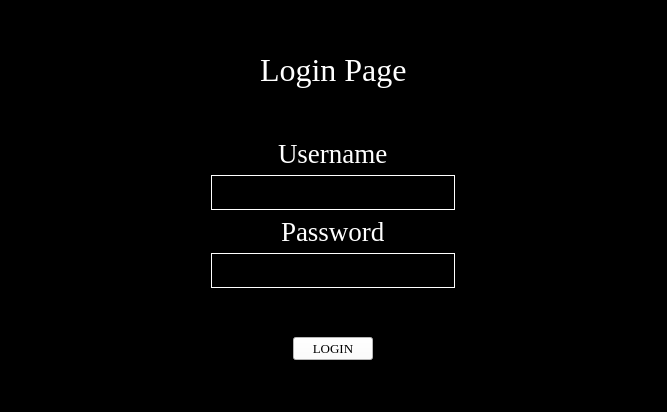
Above: login_page/login_page.ui from siahaanabrahams/desktop_app before the change. Below: the same form after it.
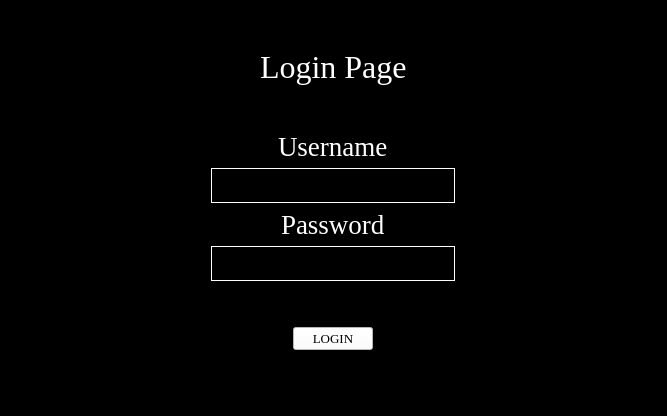
That is the form after the change.

Commit message: fix: make sidebar width consistent accross all pages

```diff
--- a/login_page/login_page.ui
+++ b/login_page/login_page.ui
@@ -7,7 +7,7 @@
     <x>0</x>
     <y>0</y>
     <width>667</width>
-    <height>412</height>
+    <height>416</height>
    </rect>
   </property>
   <property name="windowTitle">
@@ -23,6 +23,9 @@
       <property name="orientation">
        <enum>Qt::Orientation::Vertical</enum>
       </property>
+      <property name="sizeType">
+       <enum>QSizePolicy::Policy::Fixed</enum>
+      </property>
       <property name="sizeHint" stdset="0">
        <size>
         <width>20</width>
@@ -52,6 +55,9 @@
       <property name="orientation">
        <enum>Qt::Orientation::Vertical</enum>
       </property>
+      <property name="sizeType">
+       <enum>QSizePolicy::Policy::Fixed</enum>
+      </property>
       <property name="sizeHint" stdset="0">
        <size>
         <width>20</width>
@@ -134,6 +140,9 @@
       <property name="orientation">
        <enum>Qt::Orientation::Vertical</enum>
       </property>
+      <property name="sizeType">
+       <enum>QSizePolicy::Policy::Fixed</enum>
+      </property>
       <property name="sizeHint" stdset="0">
        <size>
         <width>20</width>
```
The commit also changes 9 other files.
